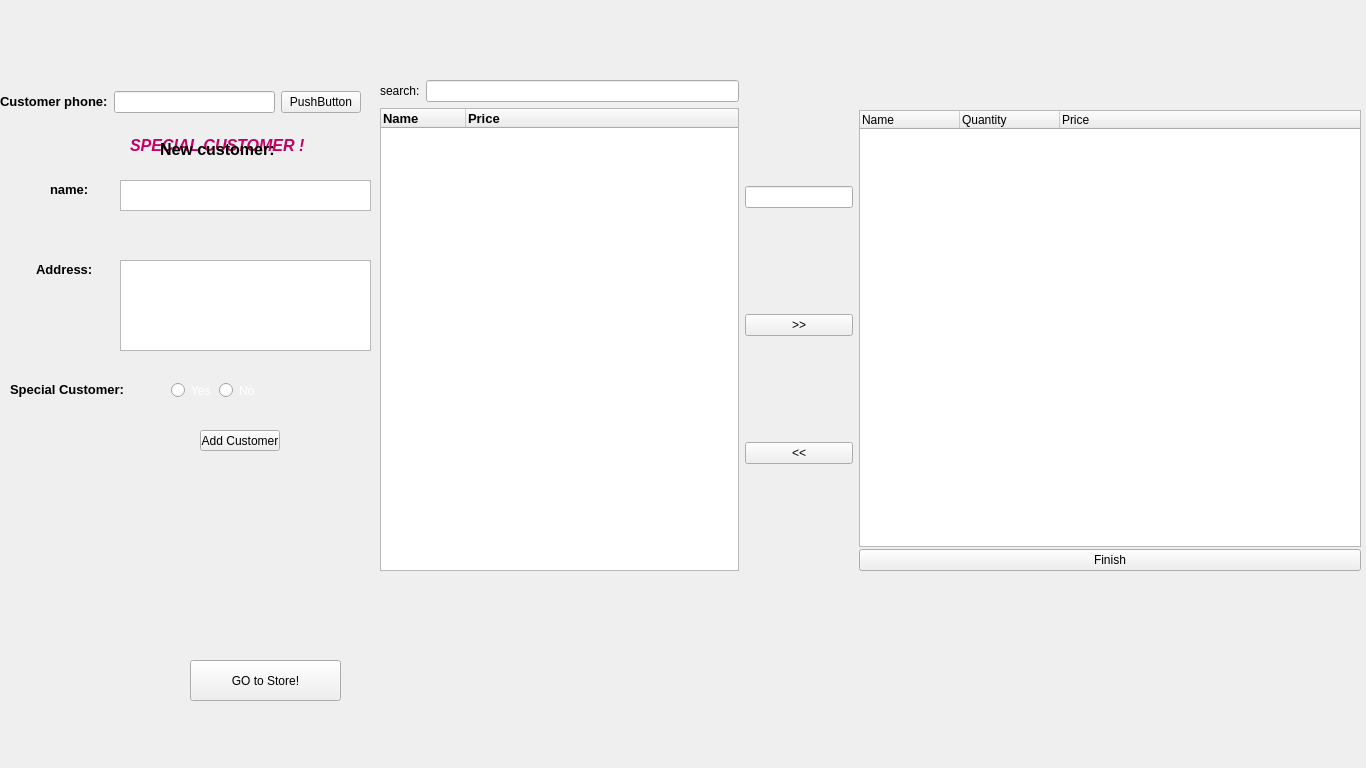
Before: the Qt Designer form mainwindow.ui in omarabdo997/super-market-cashier, drawn with Qt 5.
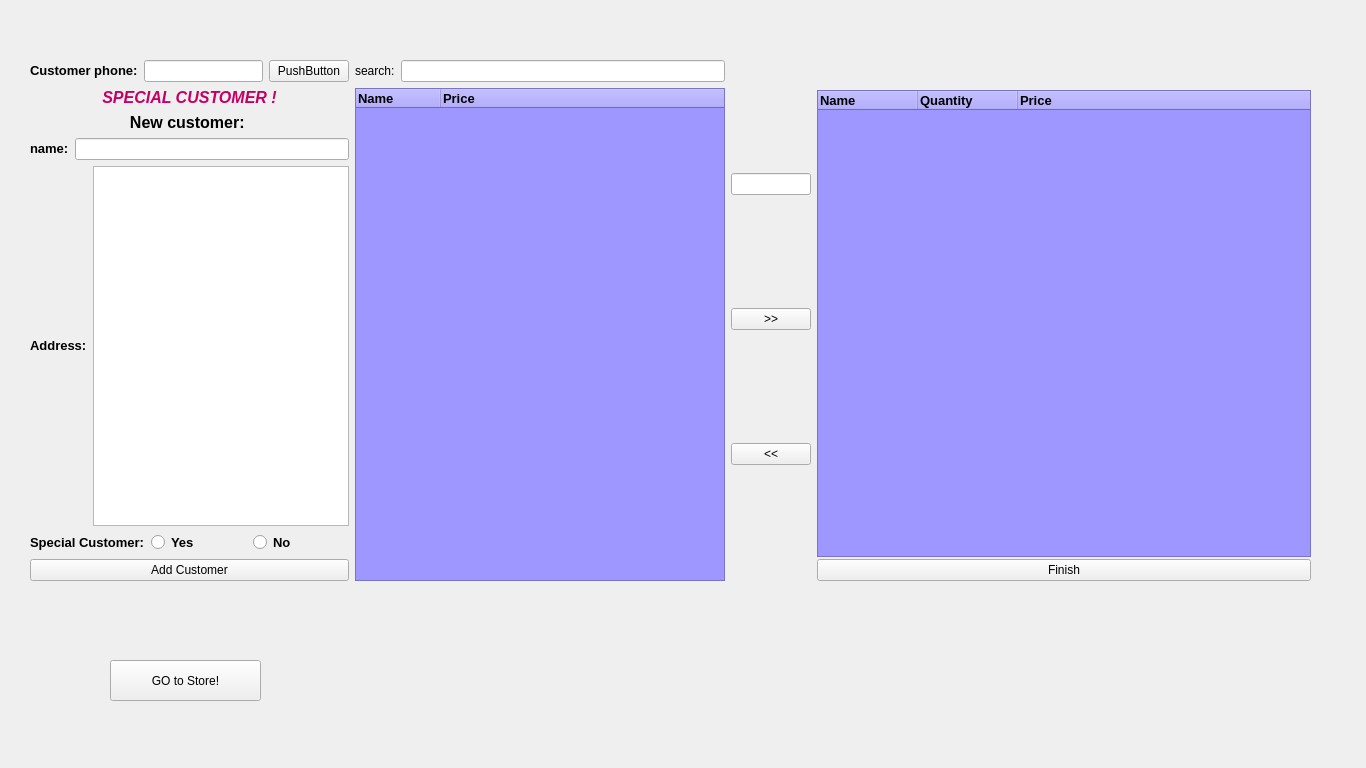
After: the same form once the commit is applied.

Commit message: replace browseditors by line and text editors

Diff of the .ui file:
```diff
--- a/mainwindow.ui
+++ b/mainwindow.ui
@@ -16,183 +16,176 @@
   <property name="windowTitle">
    <string>MainWindow</string>
   </property>
+  <property name="styleSheet">
+   <string notr="true"/>
+  </property>
   <widget class="QWidget" name="centralwidget">
    <property name="styleSheet">
     <string notr="true"/>
    </property>
-   <widget class="QTextBrowser" name="textBrowser">
+   <widget class="QPushButton" name="pushButton_6">
     <property name="geometry">
      <rect>
-      <x>120</x>
-      <y>260</y>
-      <width>251</width>
-      <height>91</height>
+      <x>110</x>
+      <y>660</y>
+      <width>151</width>
+      <height>41</height>
      </rect>
     </property>
+    <property name="text">
+     <string>GO to Store!</string>
+    </property>
    </widget>
-   <widget class="QLabel" name="label_7">
+   <widget class="QWidget" name="">
     <property name="geometry">
      <rect>
-      <x>36</x>
-      <y>260</y>
-      <width>71</width>
-      <height>20</height>
+      <x>30</x>
+      <y>60</y>
+      <width>1281</width>
+      <height>521</height>
      </rect>
     </property>
+    <layout class="QHBoxLayout" name="horizontalLayout_7" stretch="2,6">
+     <property name="sizeConstraint">
+      <enum>QLayout::SetDefaultConstraint</enum>
+     </property>
+     <item>
+      <layout class="QVBoxLayout" name="verticalLayout_6">
+       <item>
+        <layout class="QVBoxLayout" name="verticalLayout_5">
+         <item>
+          <layout class="QHBoxLayout" name="horizontalLayout_3" stretch="0,0,0">
+           <item>
+            <widget class="QLabel" name="label_6">
     <property name="text">
-     <string>&lt;html&gt;&lt;head/&gt;&lt;body&gt;&lt;p&gt;&lt;span style=&quot; font-size:10pt; font-weight:600;&quot;&gt;Address:&lt;/span&gt;&lt;/p&gt;&lt;/body&gt;&lt;/html&gt;</string>
-    </property>
-   </widget>
-   <widget class="QTextBrowser" name="textBrowser_2">
-    <property name="geometry">
-     <rect>
-      <x>120</x>
-      <y>180</y>
-      <width>251</width>
-      <height>31</height>
-     </rect>
-    </property>
-   </widget>
+              <string>&lt;html&gt;&lt;head/&gt;&lt;body&gt;&lt;p&gt;&lt;span style=&quot; font-size:10pt; font-weight:600;&quot;&gt;Customer phone:&lt;/span&gt;&lt;/p&gt;&lt;/body&gt;&lt;/html&gt;</string>
+             </property>
+            </widget>
+           </item>
+           <item>
+            <widget class="QLineEdit" name="lineEdit_3">
+             <property name="text">
+              <string/>
+             </property>
+            </widget>
+           </item>
+           <item>
+            <widget class="QPushButton" name="pushButton_4">
+             <property name="text">
+              <string>PushButton</string>
+             </property>
+            </widget>
+           </item>
+          </layout>
+         </item>
+         <item>
+          <layout class="QVBoxLayout" name="verticalLayout_4">
+           <item>
+            <widget class="QLabel" name="label_9">
+             <property name="text">
+              <string>&lt;html&gt;&lt;head/&gt;&lt;body&gt;&lt;p align=&quot;center&quot;&gt;&lt;span style=&quot; font-size:12pt; font-weight:600; font-style:italic; color:#c50062;&quot;&gt;SPECIAL CUSTOMER !&lt;/span&gt;&lt;/p&gt;&lt;/body&gt;&lt;/html&gt;</string>
+             </property>
+            </widget>
+           </item>
+           <item>
+            <widget class="QLabel" name="label_11">
+             <property name="text">
+              <string>&lt;html&gt;&lt;head/&gt;&lt;body&gt;&lt;p align=&quot;center&quot;&gt;&lt;span style=&quot; font-size:12pt; font-weight:600;&quot;&gt;New customer: &lt;/span&gt;&lt;/p&gt;&lt;/body&gt;&lt;/html&gt;</string>
+             </property>
+            </widget>
+           </item>
+          </layout>
+         </item>
+         <item>
+          <layout class="QHBoxLayout" name="horizontalLayout_4">
+           <item>
    <widget class="QLabel" name="label_8">
-    <property name="geometry">
-     <rect>
-      <x>50</x>
-      <y>180</y>
-      <width>51</width>
-      <height>20</height>
-     </rect>
-    </property>
     <property name="text">
      <string>&lt;html&gt;&lt;head/&gt;&lt;body&gt;&lt;p&gt;&lt;span style=&quot; font-size:10pt; font-weight:600;&quot;&gt;name:&lt;/span&gt;&lt;/p&gt;&lt;/body&gt;&lt;/html&gt;</string>
     </property>
    </widget>
-   <widget class="QLabel" name="label_9">
-    <property name="geometry">
-     <rect>
-      <x>130</x>
-      <y>135</y>
-      <width>221</width>
-      <height>21</height>
-     </rect>
-    </property>
+           </item>
+           <item>
+            <widget class="QLineEdit" name="lineEdit_4"/>
+           </item>
+          </layout>
+         </item>
+         <item>
+          <layout class="QHBoxLayout" name="horizontalLayout_5">
+           <item>
+            <widget class="QLabel" name="label_7">
+             <property name="text">
+              <string>&lt;html&gt;&lt;head/&gt;&lt;body&gt;&lt;p&gt;&lt;span style=&quot; font-size:10pt; font-weight:600;&quot;&gt;Address:&lt;/span&gt;&lt;/p&gt;&lt;/body&gt;&lt;/html&gt;</string>
+             </property>
+            </widget>
+           </item>
+           <item>
+            <widget class="QTextEdit" name="textEdit_2">
+             <property name="styleSheet">
+              <string notr="true"/>
+             </property>
+            </widget>
+           </item>
+          </layout>
+         </item>
+         <item>
+          <layout class="QHBoxLayout" name="horizontalLayout_6">
+           <item>
+            <widget class="QLabel" name="label_10">
     <property name="text">
-     <string>&lt;html&gt;&lt;head/&gt;&lt;body&gt;&lt;p&gt;&lt;span style=&quot; font-size:12pt; font-weight:600; font-style:italic; color:#c50062;&quot;&gt;SPECIAL CUSTOMER !&lt;/span&gt;&lt;/p&gt;&lt;/body&gt;&lt;/html&gt;</string>
-    </property>
-   </widget>
+              <string>&lt;html&gt;&lt;head/&gt;&lt;body&gt;&lt;p&gt;&lt;span style=&quot; font-size:10pt; font-weight:600;&quot;&gt;Special Customer:&lt;/span&gt;&lt;/p&gt;&lt;/body&gt;&lt;/html&gt;</string>
+             </property>
+            </widget>
+           </item>
+           <item>
    <widget class="QRadioButton" name="radioButton">
-    <property name="geometry">
-     <rect>
-      <x>171</x>
-      <y>381</y>
-      <width>42</width>
-      <height>19</height>
-     </rect>
+             <property name="font">
+              <font>
+               <pointsize>10</pointsize>
+               <weight>75</weight>
+               <bold>true</bold>
+              </font>
     </property>
     <property name="styleSheet">
-     <string notr="true">color: rgb(255, 255, 255);</string>
+              <string notr="true"/>
     </property>
     <property name="text">
      <string>Yes</string>
     </property>
    </widget>
+           </item>
+           <item>
    <widget class="QRadioButton" name="radioButton_2">
-    <property name="geometry">
-     <rect>
-      <x>219</x>
-      <y>381</y>
-      <width>38</width>
-      <height>19</height>
-     </rect>
+             <property name="font">
+              <font>
+               <pointsize>10</pointsize>
+               <weight>75</weight>
+               <bold>true</bold>
+              </font>
     </property>
     <property name="styleSheet">
-     <string notr="true">color: rgb(255, 255, 255);</string>
+              <string notr="true"/>
     </property>
     <property name="text">
      <string>No</string>
     </property>
    </widget>
-   <widget class="QLabel" name="label_10">
-    <property name="geometry">
-     <rect>
-      <x>10</x>
-      <y>380</y>
-      <width>121</width>
-      <height>20</height>
-     </rect>
-    </property>
-    <property name="text">
-     <string>&lt;html&gt;&lt;head/&gt;&lt;body&gt;&lt;p&gt;&lt;span style=&quot; font-size:10pt; font-weight:600;&quot;&gt;Special Customer:&lt;/span&gt;&lt;/p&gt;&lt;/body&gt;&lt;/html&gt;</string>
-    </property>
-   </widget>
-   <widget class="QLabel" name="label_11">
-    <property name="geometry">
-     <rect>
-      <x>160</x>
-      <y>140</y>
-      <width>121</width>
-      <height>16</height>
-     </rect>
-    </property>
-    <property name="text">
-     <string>&lt;html&gt;&lt;head/&gt;&lt;body&gt;&lt;p&gt;&lt;span style=&quot; font-size:12pt; font-weight:600;&quot;&gt;New customer: &lt;/span&gt;&lt;/p&gt;&lt;/body&gt;&lt;/html&gt;</string>
-    </property>
-   </widget>
-   <widget class="QTextEdit" name="textEdit">
-    <property name="geometry">
-     <rect>
-      <x>120</x>
-      <y>180</y>
-      <width>251</width>
-      <height>31</height>
-     </rect>
-    </property>
-   </widget>
-   <widget class="QTextEdit" name="textEdit_2">
-    <property name="geometry">
-     <rect>
-      <x>120</x>
-      <y>260</y>
-      <width>251</width>
-      <height>91</height>
-     </rect>
-    </property>
-   </widget>
+           </item>
+          </layout>
+         </item>
+        </layout>
+       </item>
+       <item>
    <widget class="QPushButton" name="pushButton_5">
-    <property name="geometry">
-     <rect>
-      <x>200</x>
-      <y>430</y>
-      <width>80</width>
-      <height>21</height>
-     </rect>
-    </property>
     <property name="text">
      <string>Add Customer</string>
     </property>
    </widget>
-   <widget class="QPushButton" name="pushButton_6">
-    <property name="geometry">
-     <rect>
-      <x>190</x>
-      <y>660</y>
-      <width>151</width>
-      <height>41</height>
-     </rect>
-    </property>
-    <property name="text">
-     <string>GO to Store!</string>
-    </property>
-   </widget>
-   <widget class="QWidget" name="">
-    <property name="geometry">
-     <rect>
-      <x>380</x>
-      <y>80</y>
-      <width>981</width>
-      <height>491</height>
-     </rect>
-    </property>
-    <layout class="QHBoxLayout" name="horizontalLayout_2" stretch="5,0,7">
+       </item>
+      </layout>
+     </item>
+     <item>
+      <layout class="QHBoxLayout" name="horizontalLayout_2" stretch="6,1,8">
      <item>
       <layout class="QVBoxLayout" name="verticalLayout_2">
        <item>
@@ -216,10 +209,7 @@
          </property>
          <property name="styleSheet">
           <string notr="true">background-color: rgb(158, 151, 255);
-QHeaderView::section {
-background-color: rgb(28, 28, 28);
-color: rgb(215, 215, 215);
-}</string>
+</string>
          </property>
          <property name="indentation">
           <number>0</number>
@@ -297,7 +287,7 @@
       </layout>
      </item>
      <item>
-      <layout class="QVBoxLayout" name="verticalLayout" stretch="0,0,0">
+        <layout class="QVBoxLayout" name="verticalLayout" stretch="1,1,1">
        <property name="spacing">
         <number>0</number>
        </property>
@@ -349,6 +339,9 @@
        </property>
        <item>
         <widget class="QTreeWidget" name="treeWidget_2">
+           <property name="styleSheet">
+            <string notr="true">background-color: rgb(158, 151, 255);</string>
+           </property>
          <property name="indentation">
           <number>0</number>
          </property>
@@ -356,6 +349,13 @@
           <property name="text">
            <string>Name</string>
           </property>
+            <property name="font">
+             <font>
+              <pointsize>10</pointsize>
+              <weight>75</weight>
+              <bold>true</bold>
+             </font>
+            </property>
           <property name="background">
            <color>
             <red>42</red>
@@ -368,11 +368,25 @@
           <property name="text">
            <string>Quantity</string>
           </property>
+            <property name="font">
+             <font>
+              <pointsize>10</pointsize>
+              <weight>75</weight>
+              <bold>true</bold>
+             </font>
+            </property>
          </column>
          <column>
           <property name="text">
            <string>Price</string>
           </property>
+            <property name="font">
+             <font>
+              <pointsize>10</pointsize>
+              <weight>75</weight>
+              <bold>true</bold>
+             </font>
+            </property>
          </column>
         </widget>
        </item>
@@ -386,37 +400,6 @@
       </layout>
      </item>
     </layout>
-   </widget>
-   <widget class="QWidget" name="">
-    <property name="geometry">
-     <rect>
-      <x>0</x>
-      <y>90</y>
-      <width>361</width>
-      <height>24</height>
-     </rect>
-    </property>
-    <layout class="QHBoxLayout" name="horizontalLayout_3" stretch="0,0,0">
-     <item>
-      <widget class="QLabel" name="label_6">
-       <property name="text">
-        <string>&lt;html&gt;&lt;head/&gt;&lt;body&gt;&lt;p&gt;&lt;span style=&quot; font-size:10pt; font-weight:600;&quot;&gt;Customer phone:&lt;/span&gt;&lt;/p&gt;&lt;/body&gt;&lt;/html&gt;</string>
-       </property>
-      </widget>
-     </item>
-     <item>
-      <widget class="QLineEdit" name="lineEdit_3">
-       <property name="text">
-        <string/>
-       </property>
-      </widget>
-     </item>
-     <item>
-      <widget class="QPushButton" name="pushButton_4">
-       <property name="text">
-        <string>PushButton</string>
-       </property>
-      </widget>
      </item>
     </layout>
    </widget>
@@ -431,19 +414,16 @@
    <zorder>label_6</zorder>
    <zorder>lineEdit_3</zorder>
    <zorder>pushButton_4</zorder>
-   <zorder>textBrowser</zorder>
    <zorder>label_7</zorder>
-   <zorder>textBrowser_2</zorder>
    <zorder>label_8</zorder>
    <zorder>label_9</zorder>
    <zorder>label_10</zorder>
    <zorder>label_11</zorder>
-   <zorder>textEdit</zorder>
    <zorder>textEdit_2</zorder>
    <zorder>pushButton_5</zorder>
    <zorder>pushButton_6</zorder>
-   <zorder>radioButton</zorder>
    <zorder>treeWidget</zorder>
+   <zorder>lineEdit_4</zorder>
   </widget>
  </widget>
  <tabstops>
```
Lines whose indentation alone changed are shown as unchanged. The commit also changes 2 other files.
